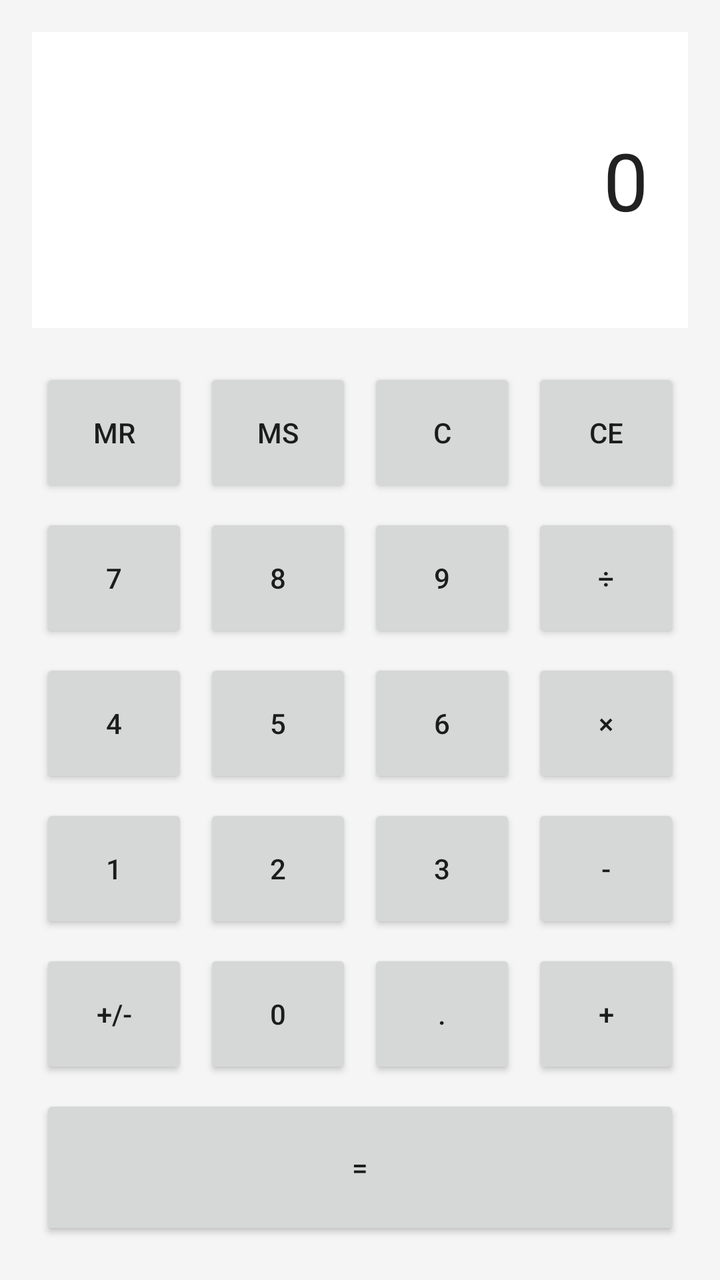
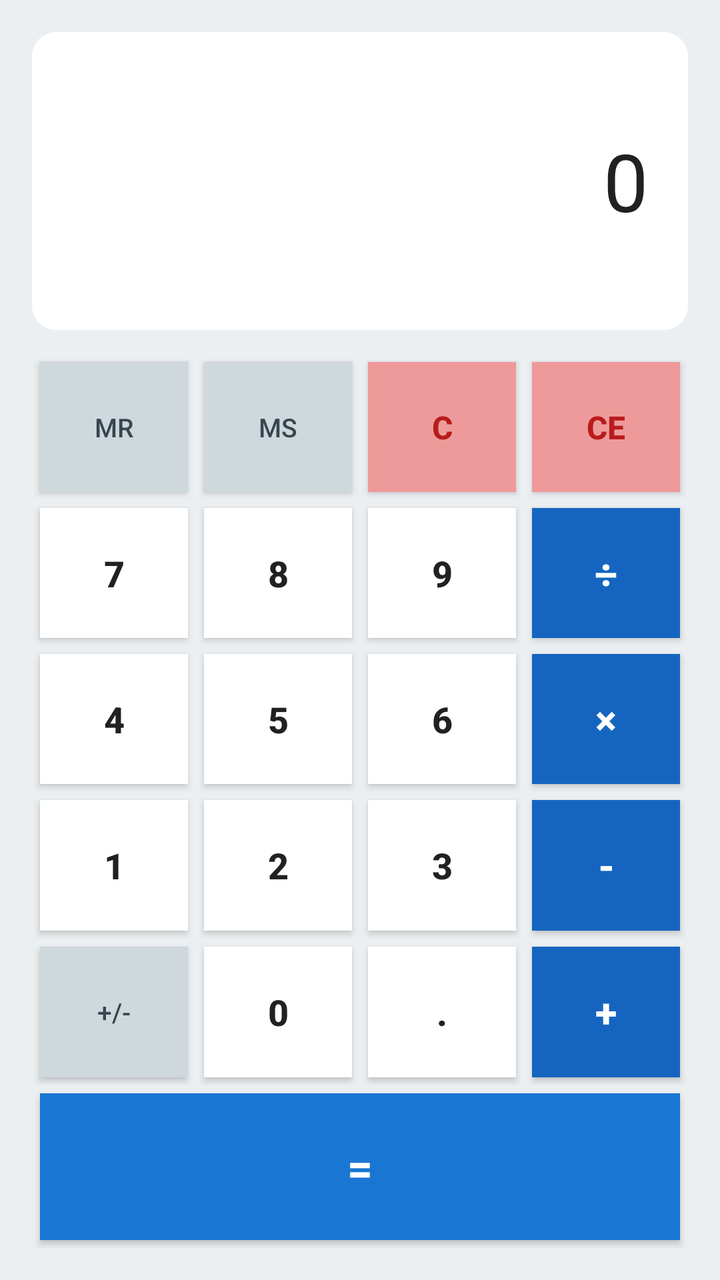

Screens rendered from an Android XML layout before and after an edit, with the pre-edit source and the edit as a unified diff.
<!-- AndroidManifest.xml: application theme Theme.A_CalculatorApp -->
<!-- res/layout/activity_main.xml -->
<?xml version="1.0" encoding="utf-8"?>
<LinearLayout xmlns:android="http://schemas.android.com/apk/res/android"
    xmlns:tools="http://schemas.android.com/tools"
    android:id="@+id/main"
    android:layout_width="match_parent"
    android:layout_height="match_parent"
    android:background="#F5F5F5"
    android:orientation="vertical"
    android:padding="16dp"
    tools:context=".MainActivity">

    <TextView
        android:id="@+id/displayText"
        android:layout_width="match_parent"
        android:layout_height="0dp"
        android:layout_marginBottom="16dp"
        android:layout_weight="1"
        android:background="#FFFFFF"
        android:ellipsize="start"
        android:gravity="end|center_vertical"
        android:maxLines="2"
        android:padding="20dp"
        android:text="0"
        android:textColor="#212121"
        android:textSize="40sp" />

    <LinearLayout
        android:layout_width="match_parent"
        android:layout_height="0dp"
        android:layout_weight="3"
        android:orientation="vertical">

        <LinearLayout
            android:layout_width="match_parent"
            android:layout_height="0dp"
            android:layout_weight="1"
            android:orientation="horizontal">

            <Button
                android:id="@+id/buttonMemoryRead"
                android:layout_width="0dp"
                android:layout_height="match_parent"
                android:layout_margin="4dp"
                android:layout_weight="1"
                android:text="MR" />

            <Button
                android:id="@+id/buttonMemorySave"
                android:layout_width="0dp"
                android:layout_height="match_parent"
                android:layout_margin="4dp"
                android:layout_weight="1"
                android:text="MS" />

            <Button
                android:id="@+id/buttonClear"
                android:layout_width="0dp"
                android:layout_height="match_parent"
                android:layout_margin="4dp"
                android:layout_weight="1"
                android:text="C" />

            <Button
                android:id="@+id/buttonClearEntry"
                android:layout_width="0dp"
                android:layout_height="match_parent"
                android:layout_margin="4dp"
                android:layout_weight="1"
                android:text="CE" />
        </LinearLayout>

        <LinearLayout
            android:layout_width="match_parent"
            android:layout_height="0dp"
            android:layout_weight="1"
            android:orientation="horizontal">

            <Button
                android:id="@+id/buttonSeven"
                android:layout_width="0dp"
                android:layout_height="match_parent"
                android:layout_margin="4dp"
                android:layout_weight="1"
                android:text="7" />

            <Button
                android:id="@+id/buttonEight"
                android:layout_width="0dp"
                android:layout_height="match_parent"
                android:layout_margin="4dp"
                android:layout_weight="1"
                android:text="8" />

            <Button
                android:id="@+id/buttonNine"
                android:layout_width="0dp"
                android:layout_height="match_parent"
                android:layout_margin="4dp"
                android:layout_weight="1"
                android:text="9" />

            <Button
                android:id="@+id/buttonDivide"
                android:layout_width="0dp"
                android:layout_height="match_parent"
                android:layout_margin="4dp"
                android:layout_weight="1"
                android:text="÷" />
        </LinearLayout>

        <LinearLayout
            android:layout_width="match_parent"
            android:layout_height="0dp"
            android:layout_weight="1"
            android:orientation="horizontal">

            <Button
                android:id="@+id/buttonFour"
                android:layout_width="0dp"
                android:layout_height="match_parent"
                android:layout_margin="4dp"
                android:layout_weight="1"
                android:text="4" />

            <Button
                android:id="@+id/buttonFive"
                android:layout_width="0dp"
                android:layout_height="match_parent"
                android:layout_margin="4dp"
                android:layout_weight="1"
                android:text="5" />

            <Button
                android:id="@+id/buttonSix"
                android:layout_width="0dp"
                android:layout_height="match_parent"
                android:layout_margin="4dp"
                android:layout_weight="1"
                android:text="6" />

            <Button
                android:id="@+id/buttonMultiply"
                android:layout_width="0dp"
                android:layout_height="match_parent"
                android:layout_margin="4dp"
                android:layout_weight="1"
                android:text="×" />
        </LinearLayout>

        <LinearLayout
            android:layout_width="match_parent"
            android:layout_height="0dp"
            android:layout_weight="1"
            android:orientation="horizontal">

            <Button
                android:id="@+id/buttonOne"
                android:layout_width="0dp"
                android:layout_height="match_parent"
                android:layout_margin="4dp"
                android:layout_weight="1"
                android:text="1" />

            <Button
                android:id="@+id/buttonTwo"
                android:layout_width="0dp"
                android:layout_height="match_parent"
                android:layout_margin="4dp"
                android:layout_weight="1"
                android:text="2" />

            <Button
                android:id="@+id/buttonThree"
                android:layout_width="0dp"
                android:layout_height="match_parent"
                android:layout_margin="4dp"
                android:layout_weight="1"
                android:text="3" />

            <Button
                android:id="@+id/buttonSubtract"
                android:layout_width="0dp"
                android:layout_height="match_parent"
                android:layout_margin="4dp"
                android:layout_weight="1"
                android:text="-" />
        </LinearLayout>

        <LinearLayout
            android:layout_width="match_parent"
            android:layout_height="0dp"
            android:layout_weight="1"
            android:orientation="horizontal">

            <Button
                android:id="@+id/buttonSign"
                android:layout_width="0dp"
                android:layout_height="match_parent"
                android:layout_margin="4dp"
                android:layout_weight="1"
                android:text="+/-" />

            <Button
                android:id="@+id/buttonZero"
                android:layout_width="0dp"
                android:layout_height="match_parent"
                android:layout_margin="4dp"
                android:layout_weight="1"
                android:text="0" />

            <Button
                android:id="@+id/buttonDecimal"
                android:layout_width="0dp"
                android:layout_height="match_parent"
                android:layout_margin="4dp"
                android:layout_weight="1"
                android:text="." />

            <Button
                android:id="@+id/buttonAdd"
                android:layout_width="0dp"
                android:layout_height="match_parent"
                android:layout_margin="4dp"
                android:layout_weight="1"
                android:text="+" />
        </LinearLayout>

        <Button
            android:id="@+id/buttonEquals"
            android:layout_width="match_parent"
            android:layout_height="0dp"
            android:layout_margin="4dp"
            android:layout_weight="1"
            android:text="=" />
    </LinearLayout>
</LinearLayout>
<!-- resources referenced by this layout -->
<resources>
  <style name="Theme.A_CalculatorApp" parent="Base.Theme.A_CalculatorApp" />
  <style name="Base.Theme.A_CalculatorApp" parent="Theme.AppCompat.DayNight.DarkActionBar">
      </style>
</resources>

<!-- the commit's change to res/layout/activity_main.xml (unified diff, before → after) -->
@@ -4,7 +4,7 @@
     android:id="@+id/main"
     android:layout_width="match_parent"
     android:layout_height="match_parent"
-    android:background="#F5F5F5"
+    android:background="@color/calc_bg"
     android:orientation="vertical"
     android:padding="16dp"
     tools:context=".MainActivity">
@@ -13,15 +13,15 @@
         android:id="@+id/displayText"
         android:layout_width="match_parent"
         android:layout_height="0dp"
-        android:layout_marginBottom="16dp"
+        android:layout_marginBottom="12dp"
         android:layout_weight="1"
-        android:background="#FFFFFF"
+        android:background="@drawable/bg_display"
         android:ellipsize="start"
         android:gravity="end|center_vertical"
         android:maxLines="2"
         android:padding="20dp"
         android:text="0"
-        android:textColor="#212121"
+        android:textColor="@color/display_text"
         android:textSize="40sp" />
 
     <LinearLayout
@@ -38,6 +38,7 @@
 
             <Button
                 android:id="@+id/buttonMemoryRead"
+                style="@style/CalcButton.Util"
                 android:layout_width="0dp"
                 android:layout_height="match_parent"
                 android:layout_margin="4dp"
@@ -46,6 +47,7 @@
 
             <Button
                 android:id="@+id/buttonMemorySave"
+                style="@style/CalcButton.Util"
                 android:layout_width="0dp"
                 android:layout_height="match_parent"
                 android:layout_margin="4dp"
@@ -54,6 +56,7 @@
 
             <Button
                 android:id="@+id/buttonClear"
+                style="@style/CalcButton.Clear"
                 android:layout_width="0dp"
                 android:layout_height="match_parent"
                 android:layout_margin="4dp"
@@ -62,6 +65,7 @@
 
             <Button
                 android:id="@+id/buttonClearEntry"
+                style="@style/CalcButton.Clear"
                 android:layout_width="0dp"
                 android:layout_height="match_parent"
                 android:layout_margin="4dp"
@@ -77,6 +81,7 @@
 
             <Button
                 android:id="@+id/buttonSeven"
+                style="@style/CalcButton.Digit"
                 android:layout_width="0dp"
                 android:layout_height="match_parent"
                 android:layout_margin="4dp"
@@ -85,6 +90,7 @@
 
             <Button
                 android:id="@+id/buttonEight"
+                style="@style/CalcButton.Digit"
                 android:layout_width="0dp"
                 android:layout_height="match_parent"
                 android:layout_margin="4dp"
@@ -93,6 +99,7 @@
 
             <Button
                 android:id="@+id/buttonNine"
+                style="@style/CalcButton.Digit"
                 android:layout_width="0dp"
                 android:layout_height="match_parent"
                 android:layout_margin="4dp"
@@ -101,6 +108,7 @@
 
             <Button
                 android:id="@+id/buttonDivide"
+                style="@style/CalcButton.Operator"
                 android:layout_width="0dp"
                 android:layout_height="match_parent"
                 android:layout_margin="4dp"
@@ -116,6 +124,7 @@
 
             <Button
                 android:id="@+id/buttonFour"
+                style="@style/CalcButton.Digit"
                 android:layout_width="0dp"
                 android:layout_height="match_parent"
                 android:layout_margin="4dp"
@@ -124,6 +133,7 @@
 
             <Button
                 android:id="@+id/buttonFive"
+                style="@style/CalcButton.Digit"
                 android:layout_width="0dp"
                 android:layout_height="match_parent"
                 android:layout_margin="4dp"
@@ -132,6 +142,7 @@
 
             <Button
                 android:id="@+id/buttonSix"
+                style="@style/CalcButton.Digit"
                 android:layout_width="0dp"
                 android:layout_height="match_parent"
                 android:layout_margin="4dp"
@@ -140,6 +151,7 @@
 
             <Button
                 android:id="@+id/buttonMultiply"
+                style="@style/CalcButton.Operator"
                 android:layout_width="0dp"
                 android:layout_height="match_parent"
                 android:layout_margin="4dp"
@@ -155,6 +167,7 @@
 
             <Button
                 android:id="@+id/buttonOne"
+                style="@style/CalcButton.Digit"
                 android:layout_width="0dp"
                 android:layout_height="match_parent"
                 android:layout_margin="4dp"
@@ -163,6 +176,7 @@
 
             <Button
                 android:id="@+id/buttonTwo"
+                style="@style/CalcButton.Digit"
                 android:layout_width="0dp"
                 android:layout_height="match_parent"
                 android:layout_margin="4dp"
@@ -171,6 +185,7 @@
 
             <Button
                 android:id="@+id/buttonThree"
+                style="@style/CalcButton.Digit"
                 android:layout_width="0dp"
                 android:layout_height="match_parent"
                 android:layout_margin="4dp"
@@ -179,6 +194,7 @@
 
             <Button
                 android:id="@+id/buttonSubtract"
+                style="@style/CalcButton.Operator"
                 android:layout_width="0dp"
                 android:layout_height="match_parent"
                 android:layout_margin="4dp"
@@ -194,6 +210,7 @@
 
             <Button
                 android:id="@+id/buttonSign"
+                style="@style/CalcButton.Util"
                 android:layout_width="0dp"
                 android:layout_height="match_parent"
                 android:layout_margin="4dp"
@@ -202,6 +219,7 @@
 
             <Button
                 android:id="@+id/buttonZero"
+                style="@style/CalcButton.Digit"
                 android:layout_width="0dp"
                 android:layout_height="match_parent"
                 android:layout_margin="4dp"
@@ -210,6 +228,7 @@
 
             <Button
                 android:id="@+id/buttonDecimal"
+                style="@style/CalcButton.Digit"
                 android:layout_width="0dp"
                 android:layout_height="match_parent"
                 android:layout_margin="4dp"
@@ -218,6 +237,7 @@
 
             <Button
                 android:id="@+id/buttonAdd"
+                style="@style/CalcButton.Operator"
                 android:layout_width="0dp"
                 android:layout_height="match_parent"
                 android:layout_margin="4dp"
@@ -227,6 +247,7 @@
 
         <Button
             android:id="@+id/buttonEquals"
+            style="@style/CalcButton.Equals"
             android:layout_width="match_parent"
             android:layout_height="0dp"
             android:layout_margin="4dp"
<!-- resource entries referenced after the edit -->
@@ -1,6 +1,66 @@
 <!-- resources referenced by this layout -->
 <resources>
+  <color name="calc_bg">#ECEFF1</color>
+  <color name="display_text">#212121</color>
+  <!-- drawable bg_display (drawable) -->
+  <?xml version="1.0" encoding="utf-8"?>
+  <shape xmlns:android="http://schemas.android.com/apk/res/android"
+      android:shape="rectangle">
+      <solid android:color="@color/display_bg" />
+      <corners android:radius="12dp" />
+  </shape>
+  <style name="CalcButton.Clear">
+          <item name="android:background">@color/btn_clear_bg</item>
+          <item name="android:textColor">@color/btn_clear_text</item>
+          <item name="android:textSize">16sp</item>
+          <item name="android:textStyle">bold</item>
+          <item name="android:insetTop">0dp</item>
+          <item name="android:insetBottom">0dp</item>
+      </style>
+  <style name="CalcButton.Digit">
+          <item name="android:background">@color/btn_digit_bg</item>
+          <item name="android:textColor">@color/btn_digit_text</item>
+          <item name="android:textSize">18sp</item>
+          <item name="android:textStyle">bold</item>
+          <item name="android:insetTop">0dp</item>
+          <item name="android:insetBottom">0dp</item>
+      </style>
+  <style name="CalcButton.Equals">
+          <item name="android:background">@color/btn_equals_bg</item>
+          <item name="android:textColor">@color/btn_equals_text</item>
+          <item name="android:textSize">22sp</item>
+          <item name="android:textStyle">bold</item>
+          <item name="android:insetTop">0dp</item>
+          <item name="android:insetBottom">0dp</item>
+      </style>
+  <style name="CalcButton.Operator">
+          <item name="android:background">@color/btn_operator_bg</item>
+          <item name="android:textColor">@color/btn_operator_text</item>
+          <item name="android:textSize">20sp</item>
+          <item name="android:textStyle">bold</item>
+          <item name="android:insetTop">0dp</item>
+          <item name="android:insetBottom">0dp</item>
+      </style>
+  <style name="CalcButton.Util">
+          <item name="android:background">@color/btn_util_bg</item>
+          <item name="android:textColor">@color/btn_util_text</item>
+          <item name="android:textSize">13sp</item>
+          <item name="android:textStyle">normal</item>
+          <item name="android:insetTop">0dp</item>
+          <item name="android:insetBottom">0dp</item>
+      </style>
   <style name="Theme.A_CalculatorApp" parent="Base.Theme.A_CalculatorApp" />
+  <color name="display_bg">#FFFFFF</color>
+  <color name="btn_clear_bg">#EF9A9A</color>
+  <color name="btn_clear_text">#B71C1C</color>
+  <color name="btn_digit_bg">#FFFFFF</color>
+  <color name="btn_digit_text">#212121</color>
+  <color name="btn_equals_bg">#1976D2</color>
+  <color name="btn_equals_text">#FFFFFF</color>
+  <color name="btn_operator_bg">#1565C0</color>
+  <color name="btn_operator_text">#FFFFFF</color>
+  <color name="btn_util_bg">#CFD8DC</color>
+  <color name="btn_util_text">#37474F</color>
   <style name="Base.Theme.A_CalculatorApp" parent="Theme.AppCompat.DayNight.DarkActionBar">
       </style>
 </resources>
